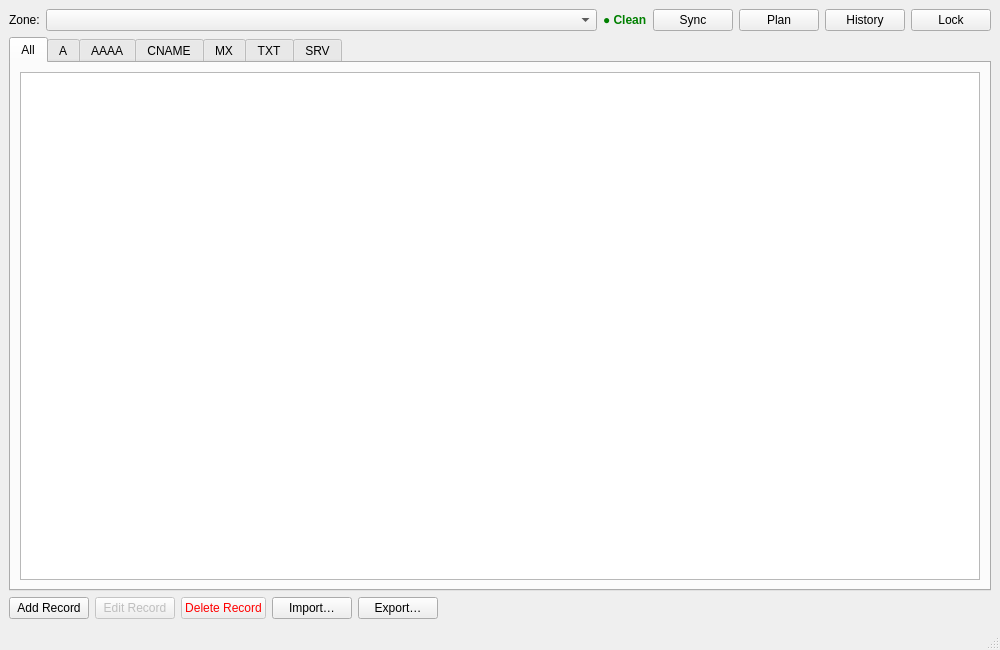
dhivijit/dnsctl, file dnsctl/gui/ui/main_window.ui: the form before one commit.
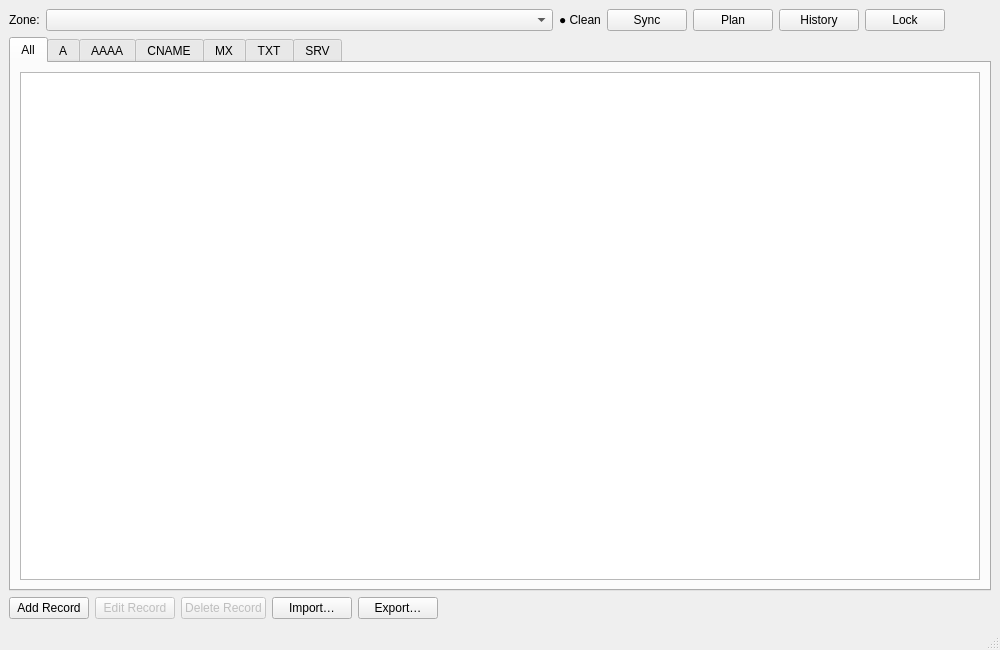
The form after the commit.

Commit message: Implement theme management and icon integration for GUI components

The edit to the form file:
```diff
--- a/dnsctl/gui/ui/main_window.ui
+++ b/dnsctl/gui/ui/main_window.ui
@@ -49,9 +49,6 @@
       </item>
       <item>
        <widget class="QLabel" name="driftBadge">
-        <property name="styleSheet">
-         <string>color: green; font-weight: bold;</string>
-        </property>
         <property name="text">
          <string>● Clean</string>
         </property>
@@ -85,6 +82,19 @@
         </property>
        </widget>
       </item>
+      <item>
+       <widget class="QPushButton" name="themeToggleButton">
+        <property name="text">
+         <string/>
+        </property>
+        <property name="toolTip">
+         <string>Toggle light/dark theme</string>
+        </property>
+        <property name="flat">
+         <bool>true</bool>
+        </property>
+       </widget>
+      </item>
      </layout>
     </item>
     <item>
@@ -261,9 +271,6 @@
         <property name="enabled">
          <bool>false</bool>
         </property>
-        <property name="styleSheet">
-         <string>color: red;</string>
-        </property>
        </widget>
       </item>
       <item>
```
The commit also changes 17 other files.
